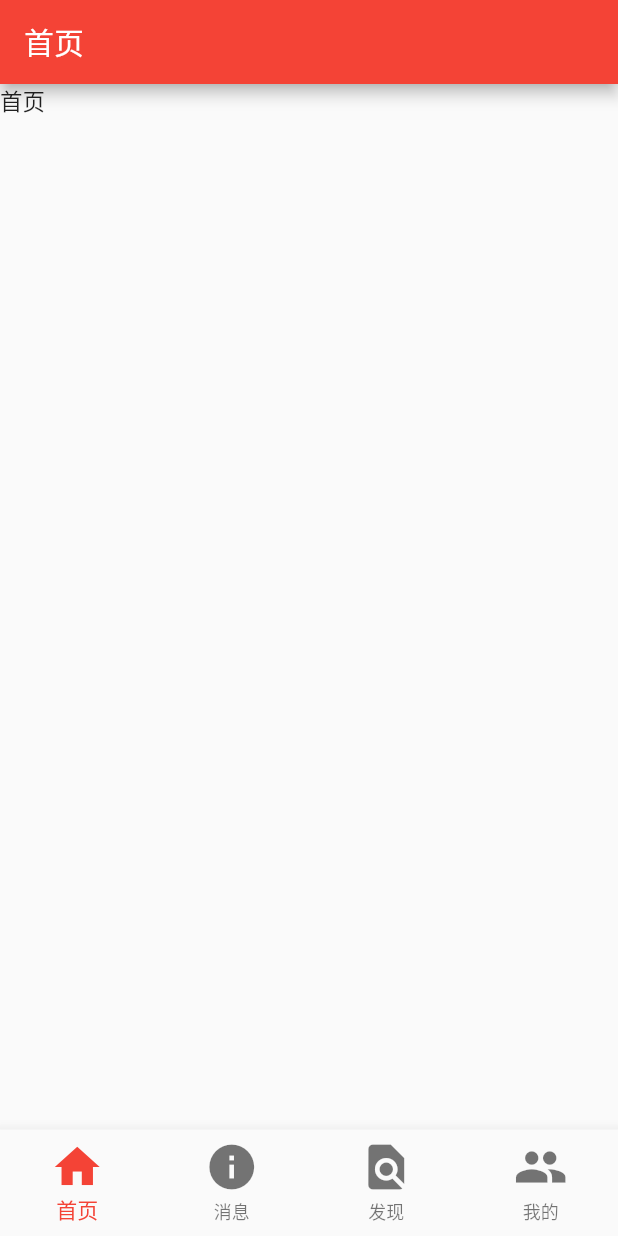
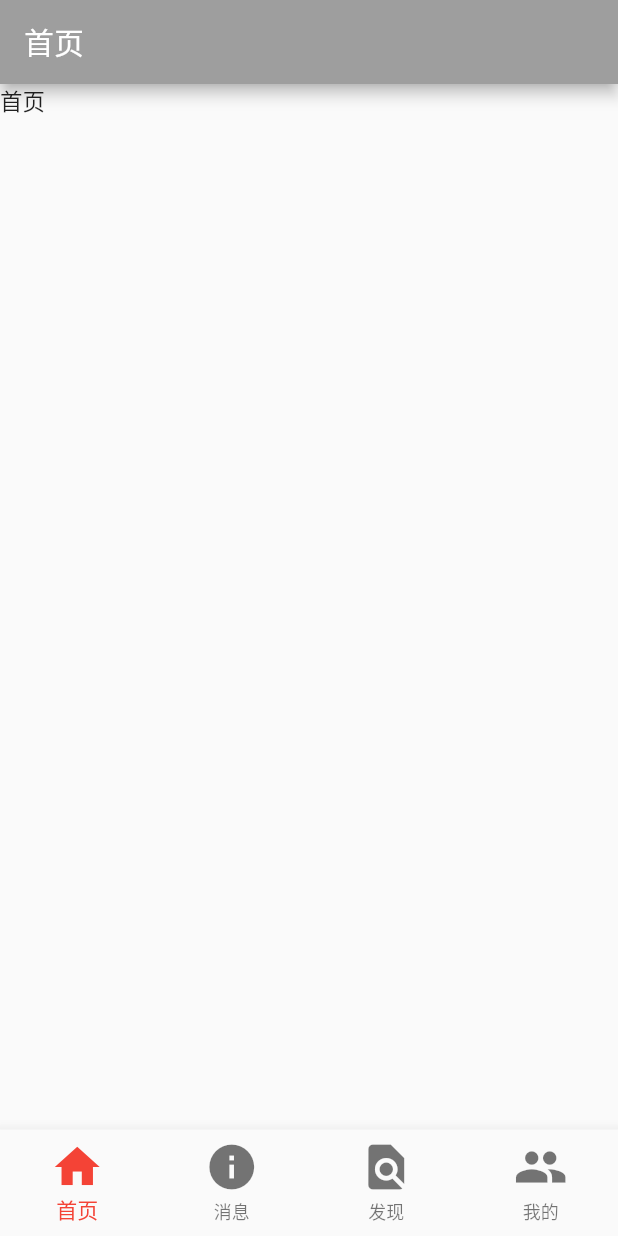
Before and after one commit to suchengyong/flutter_app, a Flutter app: the screen it shows after launch, on a phone screen of 412 x 824 dp. Run offline on Flutter 3.47's test engine with Material 2 defaults, Android fonts, the phone set to English and light mode, and no system bars; our stand-ins replace flutter_easyrefresh.

Commit message:
更新添加背景颜色

```diff
--- a/lib/pages/FindPage.dart
+++ b/lib/pages/FindPage.dart
@@ -8,6 +8,7 @@ class FindPage extends StatelessWidget {
     return Scaffold(
       appBar: new AppBar(
         title: Text('发现'),
+        backgroundColor:Colors.grey,
       ),
       body:Text('发现'),
     );
--- a/lib/pages/HomePage.dart
+++ b/lib/pages/HomePage.dart
@@ -8,6 +8,7 @@ class HomePage extends StatelessWidget {
     return Scaffold(
       appBar: new AppBar(
         title: Text('首页'),
+        backgroundColor:Colors.grey,
       ),
       body:Text('首页'),
     );
--- a/lib/pages/InfoPage.dart
+++ b/lib/pages/InfoPage.dart
@@ -8,6 +8,7 @@ class InfoPage extends StatelessWidget {
     return Scaffold(
       appBar: new AppBar(
         title: Text('消息'),
+        backgroundColor:Colors.grey,
       ),
       body:Text('消息'),
     );
--- a/lib/pages/UserPage.dart
+++ b/lib/pages/UserPage.dart
@@ -8,6 +8,7 @@ class UserPage extends StatelessWidget {
     return Scaffold(
       appBar: new AppBar(
         title: Text('我的'),
+        backgroundColor:Colors.grey,
       ),
       body:Text('我的'),
     );
```
